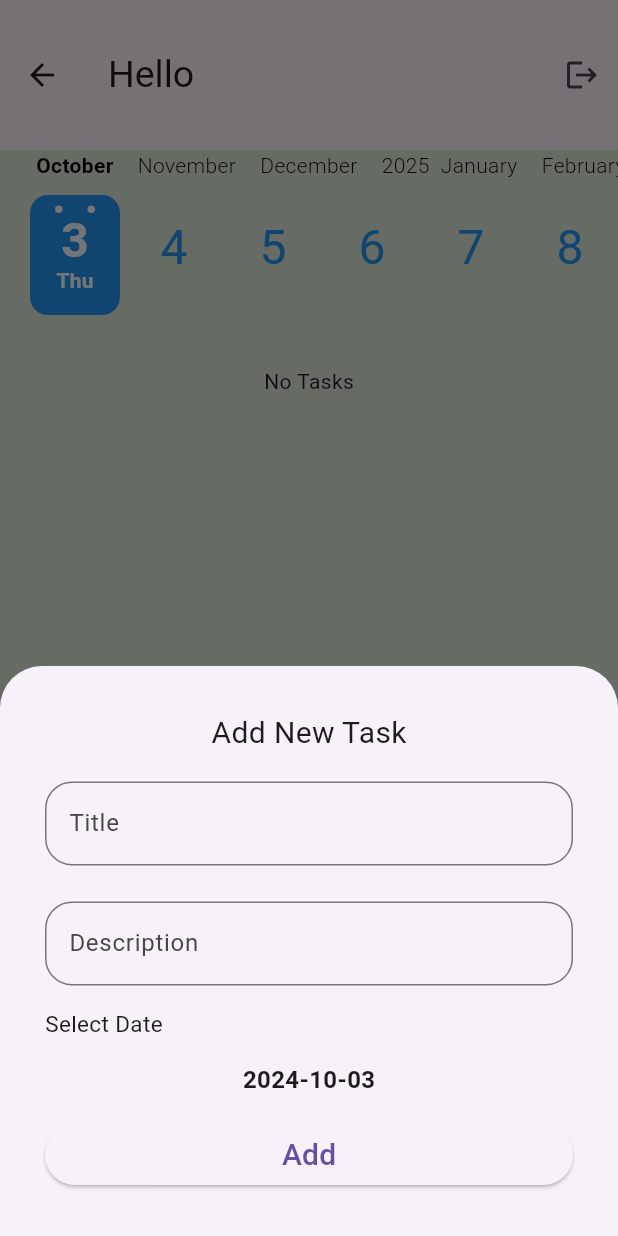
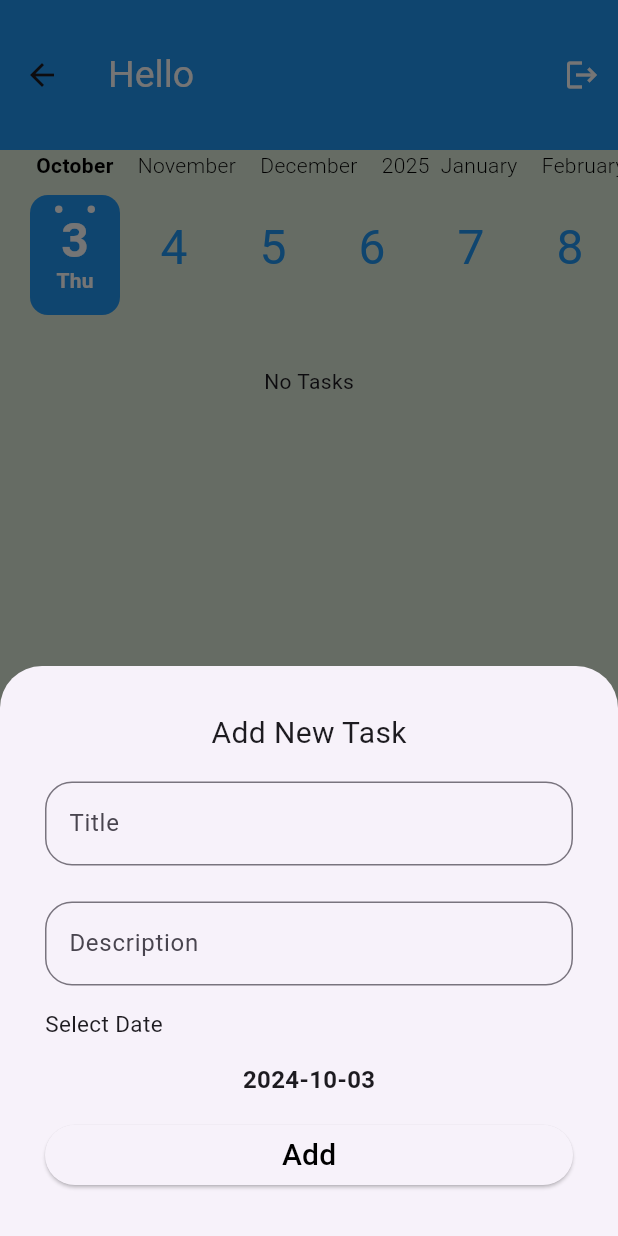
Before and after one commit to shenouda54/To-Do, a Flutter app: the HomeScreen screen opened by its route, after a tap on the "add" icon, on a phone screen of 412 x 824 dp. Run offline on Flutter 3.47's test engine with Material 3 defaults, Android fonts, the phone set to English and light mode, and no system bars; drawn by our look-alikes of calendar_timeline; our stand-ins replace cloud_firestore, firebase_auth, firebase_core, flutter_slidable; accounts and stored records are empty.

```diff
--- a/lib/add_task_bottomsheet.dart
+++ b/lib/add_task_bottomsheet.dart
@@ -83,6 +83,7 @@ class _AddTaskBottomSheetState extends State<AddTaskBottomSheet> {
             height: 15,
           ),
           Container(
+
             width: double.infinity,
             child: ElevatedButton(
                 onPressed: () {
@@ -101,13 +102,16 @@ class _AddTaskBottomSheetState extends State<AddTaskBottomSheet> {
                     },
                   );
                 },
+
                 child: Text(
                   "Add",
                   style: TextStyle(
+                    color: Colors.black,
                     fontSize: 20,
                   ),
-                )),
-          )
+                ),
+            ),
+          ),
         ],
       ),
     );
--- a/lib/home.dart
+++ b/lib/home.dart
@@ -28,10 +28,12 @@ class _HomeScreenState extends State<HomeScreen> {
       extendBody: true,
       backgroundColor: Color(0xffDFECDB),
       appBar: AppBar(
+        backgroundColor: Colors.blue,
         toolbarHeight: 100,
         title: Text(
           "Hello ${pro.userModel?.userName}",
           style: TextStyle(
+            color: Colors.white,
             fontSize: 25,
           ),
         ),
@@ -41,7 +43,10 @@ class _HomeScreenState extends State<HomeScreen> {
               FirebaseAuth.instance.signOut();
               Navigator.pushNamed(context, LoginScreen.routeName);
             },
-            icon: Icon(Icons.logout),
+            icon: Icon(
+              Icons.logout,
+              color: Colors.white,
+            ),
           ),
         ],
       ),
@@ -61,9 +66,11 @@ class _HomeScreenState extends State<HomeScreen> {
             },
           );
         },
+        backgroundColor: Colors.blue,
         child: Icon(
           Icons.add,
           size: 33,
+          color: Colors.white,
         ),
       ),
       bottomNavigationBar: BottomAppBar(
--- a/lib/login/signup.dart
+++ b/lib/login/signup.dart
@@ -1,5 +1,7 @@
 import 'package:flutter/material.dart';
+
 import 'package:todo/firebase_functions.dart';
+
 import 'package:todo/login/login.dart';
 
 class SignupScreen extends StatelessWidget {
--- a/lib/tabs/edit_task_screen.dart
+++ b/lib/tabs/edit_task_screen.dart
@@ -20,6 +20,7 @@ class _EditTaskScreenState extends State<EditTaskScreen> {
     return Scaffold(
       backgroundColor: Color(0xffDFECDB),
       appBar: AppBar(
+        backgroundColor: Colors.blue,
         toolbarHeight: 130,
         title: Text(
           "To Do List",
@@ -103,6 +104,7 @@ class _EditTaskScreenState extends State<EditTaskScreen> {
                 Spacer(),
                 ElevatedButton(
                   style: ElevatedButton.styleFrom(
+                    backgroundColor: Colors.blue,
                     padding: EdgeInsets.symmetric(
                       vertical: 15,
                       horizontal: 60,
@@ -115,6 +117,7 @@ class _EditTaskScreenState extends State<EditTaskScreen> {
                   child: Text(
                     "Save Changes",
                     style: TextStyle(
+                      color: Colors.white,
                       fontSize: 18,
                       fontWeight: FontWeight.w400,
                     ),
```
Also changed, not shown: lib/tabs/settings.dart (+2 -6 lines), pubspec.lock.
